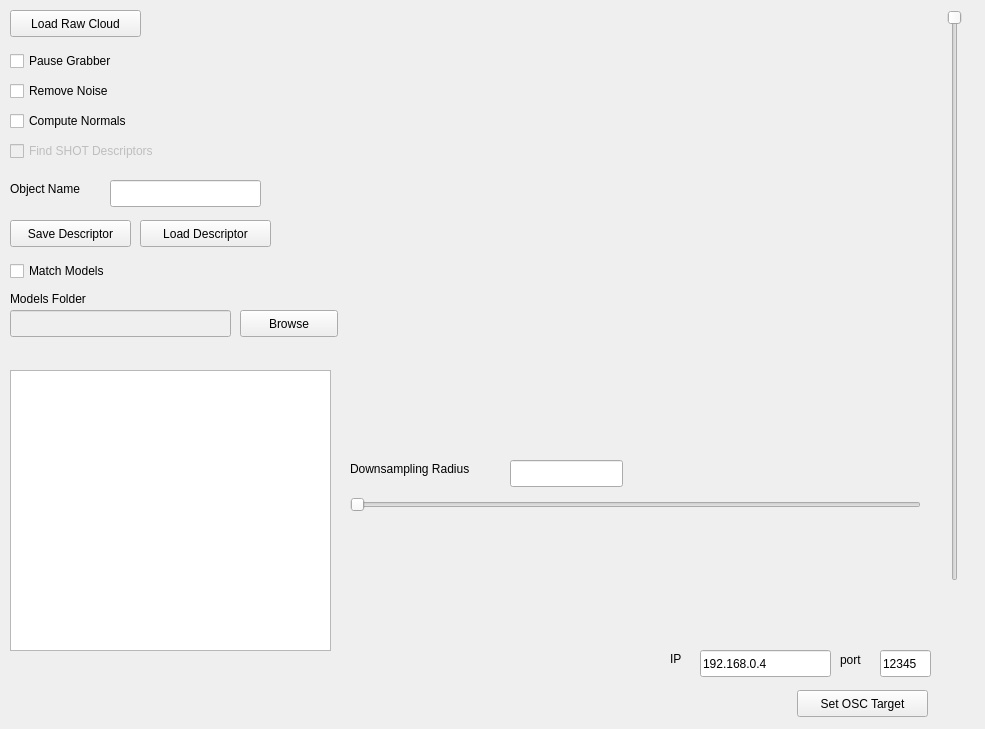
Old version of the form KPO_GUI/kpoAppGui.ui in the repository jbeuckm/kinect_pcl_osc_qt.
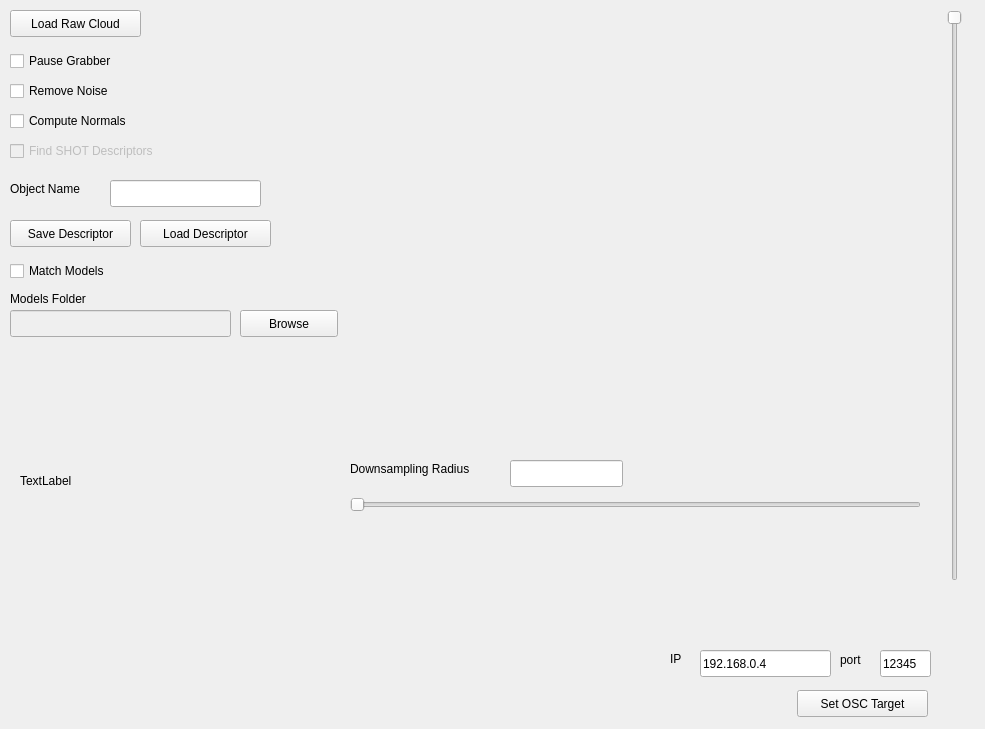
New version of the form. Custom widgets are drawn as their Qt base class.

Commit message: showing opencv image in gui

```diff
--- a/KPO_GUI/kpoAppGui.ui
+++ b/KPO_GUI/kpoAppGui.ui
@@ -136,16 +136,6 @@
      <string>Match Models</string>
     </property>
    </widget>
-   <widget class="QListView" name="modelListView">
-    <property name="geometry">
-     <rect>
-      <x>10</x>
-      <y>370</y>
-      <width>321</width>
-      <height>281</height>
-     </rect>
-    </property>
-   </widget>
    <widget class="QPushButton" name="loadDescriptorButton">
     <property name="geometry">
      <rect>
@@ -362,6 +352,19 @@
      <string>Browse</string>
     </property>
    </widget>
+   <widget class="QLabel" name="sceneImageLabel">
+    <property name="geometry">
+     <rect>
+      <x>20</x>
+      <y>350</y>
+      <width>311</width>
+      <height>261</height>
+     </rect>
+    </property>
+    <property name="text">
+     <string>TextLabel</string>
+    </property>
+   </widget>
   </widget>
  </widget>
  <customwidgets>
```
The commit also changes 5 other files.
